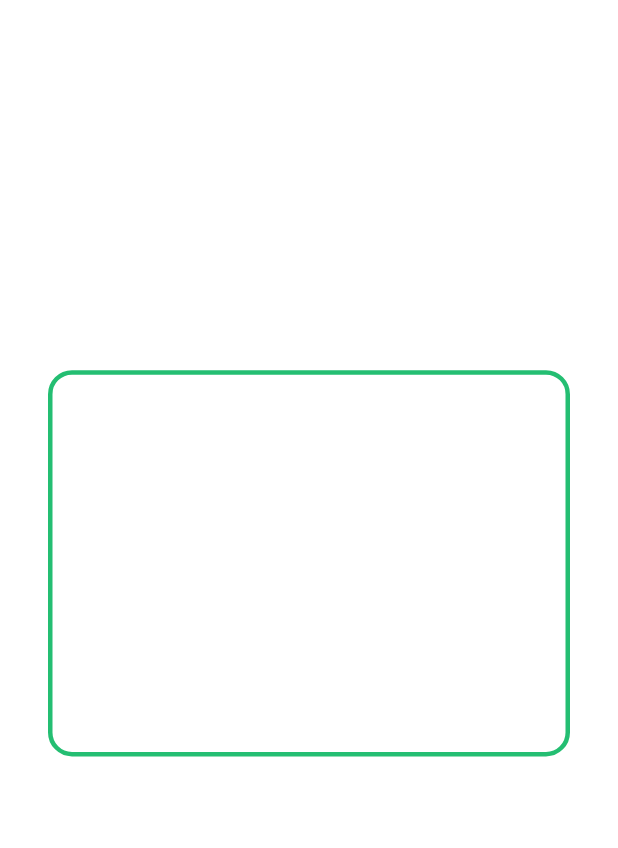
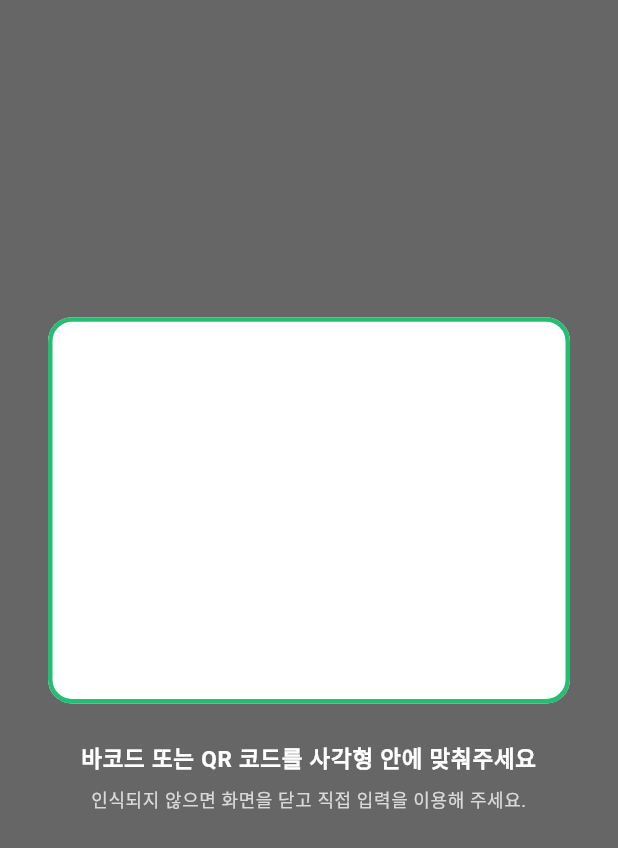
Before and after one commit to Jiwonang/KeepCon, a Flutter app: the _ScanGuideOverlay widget shown alone on an empty page, opened directly with empty values, on a phone screen of 412 x 824 dp. Shown: the top 848 px of the screen. Run offline on Flutter 3.47's test engine with Material 3 defaults, Android fonts, the phone set to English and light mode, and no system bars; our stand-ins replace app_links, barcode_widget, cloud_firestore, firebase_auth, firebase_core, flutter_local_notifications and 5 more; missing offline and left inert: google_mlkit_barcode_scanning, google_mlkit_commons, google_mlkit_text_recognition, mobile_scanner; accounts and stored records are empty.

Commit message:
feat(scan): 스캔 가이드 바깥을 어둡게 덮고 프레임을 살짝 위로
카메라 프리뷰가 화면 전체에 그대로 밝게 깔려 있어 가이드 사각형이 눈에 잘
띄지 않았다. 사각형 **바깥만** 반투명하게 덮어 시선이 안쪽으로 모이게 했다.

구멍은 좌표로 뚫지 않는다. 여백·폰트 크기가 바뀌면 계산한 좌표는 조용히
틀어져 구멍과 프레임이 어긋나므로, 같은 레이아웃 코드를 두 번 그려
(한 번은 BlendMode 마스크, 한 번은 실제 테두리) 항상 정확히 겹치게 했다.
마스크 패스에서 안내 문구는 Opacity 0으로 자리만 차지시킨다 — 그리면 글자
모양대로 구멍이 뚫리고, 빼면 사각형의 세로 위치가 두 패스에서 달라진다.

프레임은 정중앙에서 살짝 위로 옮겼다(위:아래 여백 3:4). 기기를 들고 겨눌 때
정중앙보다 조금 위가 맞추기 쉽고, 안내 문구가 프레임 아래에 있어 정중앙에
두면 둘이 화면 하단으로 몰려 보인다.

농도와 세로 위치는 상수로 뽑아 두어 숫자 하나로 조정할 수 있다.

정적인 스크림은 RepaintBoundary로 감쌌다. ColorFiltered는 그릴 때마다 화면
크기의 saveLayer를 뜨는데, 바로 옆 카메라 텍스처가 초당 수십 번 갱신되므로
경계가 없으면 그 합성이 프레임마다 딸려 들어갈 여지가 있다.

(햅틱 피드백은 이미 구현돼 있어 건드리지 않았다 — AVD에 진동 모터가 없어
 느껴지지 않을 뿐이다.)

Co-Authored-By: Claude Opus 5 <noreply@anthropic.com>

```diff
--- a/lib/features/scan/widgets/barcode_scanner_screen.dart
+++ b/lib/features/scan/widgets/barcode_scanner_screen.dart
@@ -270,6 +270,23 @@ class _BarcodeScannerScreenState extends State<BarcodeScannerScreen> {
 
 // ─────────────────────── 스캔 가이드 오버레이 ───────────────────────
 
+/// 가이드 사각형 **바깥**을 덮는 스크림의 불투명도.
+///
+/// 프리뷰가 비쳐 보일 만큼 옅으면서, 사각형 안쪽이 확실히 밝아 보여
+/// 시선이 그리로 모이는 정도. 더 어둡게/밝게 하려면 이 값만 바꾸면 된다.
+const double _kScanScrimOpacity = 0.6;
+
+/// 가이드 프레임의 세로 위치 — 위쪽 여백과 아래쪽 여백의 비율.
+///
+/// 1:1이면 화면 정중앙이다. **아래쪽을 크게 잡을수록 프레임이 위로 올라간다.**
+/// 정중앙보다 살짝 위가 겨누기 편해서 아래에 여유를 더 준다 — 기기를 들면
+/// 손 위치상 화면 아래쪽이 몸 쪽으로 기울고, 안내 문구도 프레임 아래에 있어
+/// 정중앙에 두면 둘이 화면 하단으로 몰려 보인다.
+///
+/// 더 올리려면 [_kGuideBottomFlex]를 키운다(5, 6 …).
+const int _kGuideTopFlex = 3;
+const int _kGuideBottomFlex = 4;
+
 /// 카메라 프리뷰 위에 얹는 스캔 가이드.
 ///
 /// 사용자가 바코드를 어디에 맞춰야 하는지 알려주는 사각 프레임과
@@ -285,13 +302,70 @@ class _ScanGuideOverlay extends StatelessWidget {
 
   @override
   Widget build(BuildContext context) {
+    // 딤 레이어와 가이드 레이어를 **같은 레이아웃 코드**로 두 번 그린다.
+    //
+    // 구멍 좌표를 따로 계산하지 않는 것이 요점이다 — 여백·폰트 크기가 바뀌면
+    // 계산한 좌표는 조용히 틀어져 구멍과 프레임이 어긋난다. [_guideLayout]을
+    // 두 번 부르면 구멍이 언제나 프레임과 정확히 겹친다.
+    return Stack(
+      fit: StackFit.expand,
+      children: <Widget>[
+        // 스크림은 **정적**인데(테마가 바뀔 때만 변한다) [ColorFiltered]가 그릴 때마다
+        // 화면 크기의 saveLayer를 뜬다. 바로 옆 카메라 텍스처는 초당 수십 번 갱신되므로,
+        // 경계를 두지 않으면 그 비싼 합성이 프레임마다 딸려 들어갈 여지가 있다.
+        // 정적인 레이어를 캐시해 두면 그 여지 자체가 사라진다.
+        RepaintBoundary(child: _scrim(context)),
+        _guideLayout(context, cutout: false),
+      ],
+    );
+  }
+
+  /// 가이드 사각형 **바깥만** 반투명하게 덮는 레이어.
+  ///
+  /// 구멍은 좌표가 아니라 합성 모드로 뚫는다. [BlendMode.srcOut]은 "자식이
+  /// 불투명한 곳을 **제외한** 나머지"에 색을 칠하므로, 자식으로 가이드 사각형
+  /// 자리에 불투명 박스만 놓아 주면 그 자리가 그대로 구멍이 된다.
+  Widget _scrim(BuildContext context) {
+    return ColorFiltered(
+      colorFilter: ColorFilter.mode(
+        theme.colorScheme.scrim.withValues(alpha: _kScanScrimOpacity),
+        BlendMode.srcOut,
+      ),
+      child: Stack(
+        fit: StackFit.expand,
+        children: <Widget>[
+          // 합성의 바탕.
+          //
+          // 여기 쓰인 색은 **화면에 보이지 않는다** — dstOut/srcOut 피연산자로만
+          // 쓰이므로 불투명하기만 하면 되고, 실제 보이는 색은 위 [ColorFilter]가
+          // 정한다. 그래서 테마 토큰이 아니라 상수 불투명색을 쓴다
+          // (색상 하드코딩 금지 규약의 대상인 '보이는 색'이 아니다).
+          const DecoratedBox(
+            decoration: BoxDecoration(
+              color: Color(0xFF000000),
+              backgroundBlendMode: BlendMode.dstOut,
+            ),
+            child: SizedBox.expand(),
+          ),
+          _guideLayout(context, cutout: true),
+        ],
+      ),
+    );
+  }
+
+  /// 가이드 프레임과 안내 문구의 레이아웃.
+  ///
+  /// [cutout]이 참이면 **구멍을 뚫기 위한 마스크**로 그린다 — 사각형은 테두리
+  /// 대신 불투명하게 채우고, 문구는 자리(레이아웃)만 차지하고 그리지 않는다.
+  /// 문구를 그대로 그리면 글자 모양대로 구멍이 뚫린다.
+  Widget _guideLayout(BuildContext context, {required bool cutout}) {
     final Color accent = theme.colorScheme.primary;
     final Color onDark = context.onDarkSurface;
 
     return SafeArea(
       child: Column(
         children: <Widget>[
-          const Spacer(),
+          const Spacer(flex: _kGuideTopFlex),
 
           // 바코드를 맞출 영역.
           //
@@ -303,7 +377,11 @@ class _ScanGuideOverlay extends StatelessWidget {
               child: Container(
                 margin: const EdgeInsets.symmetric(horizontal: 32),
                 decoration: BoxDecoration(
-                  border: Border.all(
+                  // 마스크일 때는 이 영역이 '뚫릴 자리'이므로 꽉 채운다.
+                  color: cutout ? const Color(0xFF000000) : null,
+                  border: cutout
+                      ? null
+                      : Border.all(
                           color: accent,
                           width: 3,
                         ),
@@ -316,7 +394,12 @@ class _ScanGuideOverlay extends StatelessWidget {
           const SizedBox(height: 24),
 
           // 사용 안내 + 인식 실패 시 폴백 경로 안내.
-          Padding(
+          //
+          // 마스크 패스에서는 그리지 않는다(Opacity 0) — 자리는 그대로 차지하므로
+          // 위 사각형의 세로 위치가 두 패스에서 동일하게 유지된다.
+          Opacity(
+            opacity: cutout ? 0 : 1,
+            child: Padding(
               padding: const EdgeInsets.symmetric(horizontal: 32),
               child: Column(
                 children: <Widget>[
@@ -339,8 +422,9 @@ class _ScanGuideOverlay extends StatelessWidget {
                 ],
               ),
             ),
+          ),
 
-          const Spacer(),
+          const Spacer(flex: _kGuideBottomFlex),
         ],
       ),
     );
```
Lines whose indentation alone changed are shown as unchanged.
